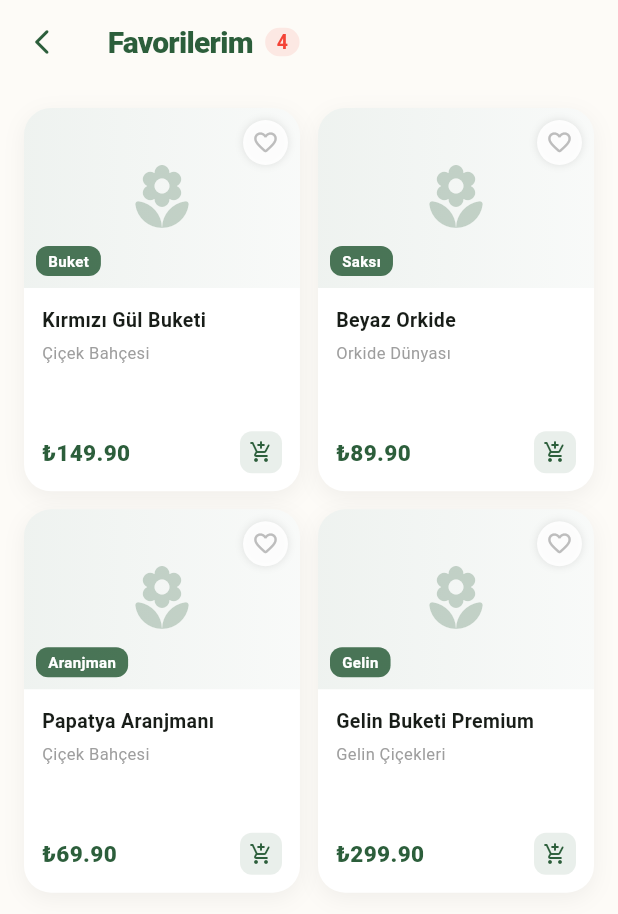
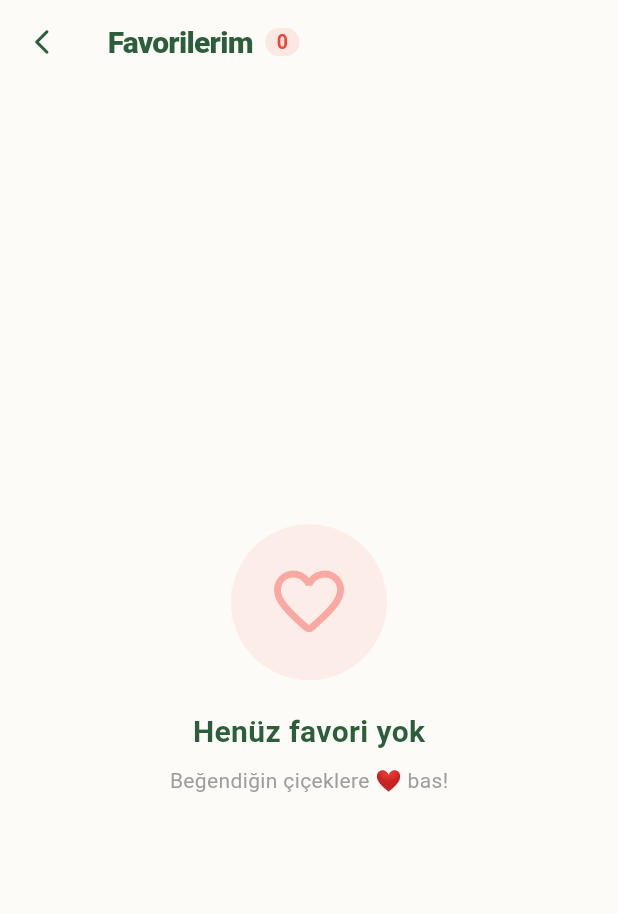
Before and after one commit to htarikcakmak/Florist, a Flutter app: the FavoritesScreen screen opened by its route, on a phone screen of 412 x 824 dp. Shown: the top 914 px of the screen. Run offline on Flutter 3.47's test engine with Material 3 defaults, Android fonts, the phone set to English and light mode, and no system bars; our stand-ins replace fl_chart, flutter_riverpod, flutter_secure_storage, go_router, shared_preferences; accounts and stored records are empty; network calls fail.

Commit message:
refactor: remove all demo/fallback data - use real API only

```diff
--- a/lib/features/favorite/presentation/favorites_screen.dart
+++ b/lib/features/favorite/presentation/favorites_screen.dart
@@ -1,27 +1,60 @@
+import 'dart:convert';
 import 'package:flutter/material.dart';
 import 'package:flutter_riverpod/flutter_riverpod.dart';
 import 'package:go_router/go_router.dart';
+import 'package:http/http.dart' as http;
 import '../presentation/favorite_provider.dart';
 
-class FavoritesScreen extends ConsumerWidget {
+class FavoritesScreen extends ConsumerStatefulWidget {
   const FavoritesScreen({super.key});
 
   @override
-  Widget build(BuildContext context, WidgetRef ref) {
+  ConsumerState<FavoritesScreen> createState() => _FavoritesScreenState();
+}
+
+class _FavoritesScreenState extends ConsumerState<FavoritesScreen> {
+  List<Map<String, dynamic>> _flowers = [];
+  bool _loading = true;
+
+  @override
+  void initState() {
+    super.initState();
+    _loadFavoriteFlowers();
+  }
+
+  Future<void> _loadFavoriteFlowers() async {
+    setState(() => _loading = true);
+    // Önce favori ID'lerini yükle
+    await ref.read(favoriteProvider.notifier).loadFavorites(1);
+    final favIds = ref.read(favoriteProvider).favoriteFlowerIds;
+
+    if (favIds.isEmpty) {
+      setState(() { _flowers = []; _loading = false; });
+      return;
+    }
+
+    // Her favori çiçeği API'den çek
+    final List<Map<String, dynamic>> loaded = [];
+    for (final id in favIds) {
+      try {
+        final resp = await http.get(
+          Uri.parse('https://flowerist-api.onrender.com/api/flowers/$id'),
+        ).timeout(const Duration(seconds: 8));
+        if (resp.statusCode == 200) {
+          loaded.add(jsonDecode(resp.body));
+        }
+      } catch (_) {}
+    }
+    setState(() { _flowers = loaded; _loading = false; });
+  }
+
+  @override
+  Widget build(BuildContext context) {
     final primary = Theme.of(context).colorScheme.primary;
     final isDark = Theme.of(context).brightness == Brightness.dark;
     final cardColor = isDark ? const Color(0xFF2A2A2A) : Colors.white;
     final bgColor = isDark ? const Color(0xFF121212) : const Color(0xFFFDFBF7);
     final favState = ref.watch(favoriteProvider);
-    final favIds = favState.favoriteFlowerIds.toList();
-
-    // Demo favori çiçekler
-    final demoFavorites = [
-      _FavFlower(id: '1', name: 'Kırmızı Gül Buketi', price: 149.90, category: 'Buket', store: 'Çiçek Bahçesi'),
-      _FavFlower(id: '2', name: 'Beyaz Orkide', price: 89.90, category: 'Saksı', store: 'Orkide Dünyası'),
-      _FavFlower(id: '3', name: 'Papatya Aranjmanı', price: 69.90, category: 'Aranjman', store: 'Çiçek Bahçesi'),
-      _FavFlower(id: '4', name: 'Gelin Buketi Premium', price: 299.90, category: 'Gelin', store: 'Gelin Çiçekleri'),
-    ];
 
     return Scaffold(
       backgroundColor: bgColor,
@@ -34,12 +67,14 @@ class FavoritesScreen extends ConsumerWidget {
           Container(
             padding: const EdgeInsets.symmetric(horizontal: 8, vertical: 2),
             decoration: BoxDecoration(color: Colors.red.withOpacity(0.1), borderRadius: BorderRadius.circular(10)),
-            child: Text('${demoFavorites.length}', style: const TextStyle(fontSize: 13, color: Colors.red, fontWeight: FontWeight.bold)),
+            child: Text('${_flowers.length}', style: const TextStyle(fontSize: 13, color: Colors.red, fontWeight: FontWeight.bold)),
           ),
         ]),
         centerTitle: true,
       ),
-      body: demoFavorites.isEmpty
+      body: _loading
+          ? const Center(child: CircularProgressIndicator())
+          : _flowers.isEmpty
               ? Center(child: Column(mainAxisAlignment: MainAxisAlignment.center, children: [
                   Container(
                     padding: const EdgeInsets.all(24),
@@ -51,54 +86,57 @@ class FavoritesScreen extends ConsumerWidget {
                   const SizedBox(height: 8),
                   Text('Beğendiğin çiçeklere ❤️ bas!', style: TextStyle(fontSize: 14, color: Colors.grey.shade500)),
                 ]))
-          : GridView.builder(
+              : RefreshIndicator(
+                  onRefresh: _loadFavoriteFlowers,
+                  child: GridView.builder(
                     padding: const EdgeInsets.all(16),
                     gridDelegate: const SliverGridDelegateWithFixedCrossAxisCount(
-                crossAxisCount: 2,
-                crossAxisSpacing: 12,
-                mainAxisSpacing: 12,
-                childAspectRatio: 0.72,
+                      crossAxisCount: 2, crossAxisSpacing: 12, mainAxisSpacing: 12, childAspectRatio: 0.72,
                     ),
-              itemCount: demoFavorites.length,
+                    itemCount: _flowers.length,
                     itemBuilder: (context, index) {
-                final flower = demoFavorites[index];
-                final flowerId = int.tryParse(flower.id) ?? -1;
-                final isFavorite = favIds.contains(flowerId);
+                      final flower = _flowers[index];
+                      final flowerId = flower['id']?.toString() ?? '';
+                      final isFav = favState.favoriteFlowerIds.contains(flowerId);
                       return _FavoriteCard(
-                  flower: flower,
-                  cardColor: cardColor,
-                  primary: primary,
-                  ref: ref,
-                  isFavorite: isFavorite,
+                        flower: flower, cardColor: cardColor, primary: primary,
+                        isFavorite: isFav,
+                        onToggle: () async {
+                          await ref.read(favoriteProvider.notifier).toggleFavorite(flowerId, 1);
+                          if (!isFav) return;
+                          setState(() => _flowers.removeAt(index));
+                          if (mounted) {
+                            ScaffoldMessenger.of(context).showSnackBar(SnackBar(
+                              content: Text('${flower['name'] ?? 'Çiçek'} favorilerden çıkarıldı'),
+                              behavior: SnackBarBehavior.floating,
+                              shape: RoundedRectangleBorder(borderRadius: BorderRadius.circular(12)),
+                            ));
+                          }
+                        },
                       );
                     },
+                  ),
                 ),
     );
   }
 }
 
-class _FavFlower {
-  final String id, name, category, store;
-  final double price;
-  _FavFlower({required this.id, required this.name, required this.price, required this.category, required this.store});
-}
+class _FavoriteCard extends StatelessWidget {
+  final Map<String, dynamic> flower;
+  final Color cardColor, primary;
+  final bool isFavorite;
+  final VoidCallback onToggle;
 
-class _FavoriteCard extends StatelessWidget {
-  final _FavFlower flower;
-  final Color cardColor, primary;
-  final WidgetRef ref;
-  final bool isFavorite;
-
-  const _FavoriteCard({
-    required this.flower,
-    required this.cardColor,
-    required this.primary,
-    required this.ref,
-    required this.isFavorite,
-  });
+  const _FavoriteCard({required this.flower, required this.cardColor, required this.primary, required this.isFavorite, required this.onToggle});
 
   @override
   Widget build(BuildContext context) {
+    final name = flower['name'] ?? 'Çiçek';
+    final price = (flower['price'] ?? 0).toDouble();
+    final storeName = flower['storeName'] ?? flower['store'] ?? '';
+    final category = flower['category'] ?? '';
+    final imageUrl = flower['imageUrl'] as String?;
+
     return Container(
       decoration: BoxDecoration(
         color: cardColor,
@@ -108,64 +146,55 @@ class _FavoriteCard extends StatelessWidget {
       child: Column(
         crossAxisAlignment: CrossAxisAlignment.start,
         children: [
-          // Görsel + kalp
           Stack(
             children: [
               Container(
-                height: 120,
-                width: double.infinity,
+                height: 120, width: double.infinity,
                 decoration: BoxDecoration(
                   gradient: LinearGradient(colors: [primary.withOpacity(0.08), primary.withOpacity(0.03)]),
                   borderRadius: const BorderRadius.vertical(top: Radius.circular(18)),
                 ),
-                child: Icon(Icons.local_florist_rounded, size: 48, color: primary.withOpacity(0.25)),
+                child: imageUrl != null && imageUrl.isNotEmpty
+                    ? ClipRRect(
+                        borderRadius: const BorderRadius.vertical(top: Radius.circular(18)),
+                        child: Image.network(imageUrl, fit: BoxFit.cover, errorBuilder: (_, __, ___) => Icon(Icons.local_florist_rounded, size: 48, color: primary.withOpacity(0.25))),
+                      )
+                    : Icon(Icons.local_florist_rounded, size: 48, color: primary.withOpacity(0.25)),
               ),
               Positioned(
                 top: 8, right: 8,
                 child: GestureDetector(
-                  onTap: () {
-                    ref.read(favoriteProvider.notifier).toggleFavorite(flower.id, 1);
-                    ScaffoldMessenger.of(context).showSnackBar(SnackBar(
-                      content: Text('${flower.name} favorilerden çıkarıldı'),
-                      behavior: SnackBarBehavior.floating,
-                      shape: RoundedRectangleBorder(borderRadius: BorderRadius.circular(12)),
-                    ));
-                  },
+                  onTap: onToggle,
                   child: Container(
                     padding: const EdgeInsets.all(6),
                     decoration: BoxDecoration(color: Colors.white.withOpacity(0.9), shape: BoxShape.circle, boxShadow: [BoxShadow(color: Colors.black.withOpacity(0.1), blurRadius: 4)]),
-                    child: Icon(
-                      isFavorite ? Icons.favorite_rounded : Icons.favorite_border_rounded,
-                      color: isFavorite ? Colors.red : Colors.grey.shade400,
-                      size: 18,
+                    child: Icon(isFavorite ? Icons.favorite_rounded : Icons.favorite_border_rounded, color: isFavorite ? Colors.red : Colors.grey.shade400, size: 18),
                   ),
                 ),
               ),
-              ),
-              // Kategori badge
+              if (category.isNotEmpty)
                 Positioned(
                   bottom: 8, left: 8,
                   child: Container(
                     padding: const EdgeInsets.symmetric(horizontal: 8, vertical: 3),
                     decoration: BoxDecoration(color: primary.withOpacity(0.85), borderRadius: BorderRadius.circular(8)),
-                  child: Text(flower.category, style: const TextStyle(color: Colors.white, fontSize: 10, fontWeight: FontWeight.bold)),
+                    child: Text(category, style: const TextStyle(color: Colors.white, fontSize: 10, fontWeight: FontWeight.bold)),
                   ),
                 ),
             ],
           ),
-          // Bilgiler
           Expanded(
             child: Padding(
               padding: const EdgeInsets.all(12),
               child: Column(
                 crossAxisAlignment: CrossAxisAlignment.start,
                 children: [
-                  Text(flower.name, style: const TextStyle(fontWeight: FontWeight.bold, fontSize: 13), maxLines: 2, overflow: TextOverflow.ellipsis),
+                  Text(name, style: const TextStyle(fontWeight: FontWeight.bold, fontSize: 13), maxLines: 2, overflow: TextOverflow.ellipsis),
                   const SizedBox(height: 4),
-                  Text(flower.store, style: TextStyle(fontSize: 11, color: Colors.grey.shade500)),
+                  if (storeName.isNotEmpty) Text(storeName, style: TextStyle(fontSize: 11, color: Colors.grey.shade500)),
                   const Spacer(),
                   Row(children: [
-                    Text('₺${flower.price.toStringAsFixed(2)}', style: TextStyle(fontWeight: FontWeight.w900, fontSize: 15, color: primary)),
+                    Text('₺${price.toStringAsFixed(2)}', style: TextStyle(fontWeight: FontWeight.w900, fontSize: 15, color: primary)),
                     const Spacer(),
                     Container(
                       padding: const EdgeInsets.all(6),
--- a/lib/features/order/presentation/order_provider.dart
+++ b/lib/features/order/presentation/order_provider.dart
@@ -87,21 +87,20 @@ class OrderNotifier extends Notifier<OrderState> {
         return;
       }
     } catch (_) {}
-    // Fallback demo siparişler
-    state = OrderState(orders: _demoOrders());
+    state = OrderState(orders: []);
   }
 
   Future<void> loadStoreOrders(int storeId) async {
     state = OrderState(orders: state.orders, isLoading: true);
     try {
-      final response = await http.get(Uri.parse('$baseUrl/store/$storeId')).timeout(const Duration(seconds: 5));
+      final response = await http.get(Uri.parse('$baseUrl/store/$storeId')).timeout(const Duration(seconds: 8));
       if (response.statusCode == 200) {
         final List data = jsonDecode(response.body);
         state = OrderState(orders: data.map((o) => Order.fromJson(o)).toList());
         return;
       }
     } catch (_) {}
-    state = OrderState(orders: _demoOrders());
+    state = OrderState(orders: []);
   }
 
   Future<void> updateOrderStatus(int orderId, String newStatus) async {
@@ -121,21 +120,6 @@ class OrderNotifier extends Notifier<OrderState> {
       return o;
     }).toList());
   }
-
-  List<Order> _demoOrders() {
-    return [
-      Order(id: 1, userId: 1, storeId: 1, totalPrice: 249.90, status: 'PREPARING', createdAt: DateTime.now().subtract(const Duration(hours: 3)), items: [
-        OrderItem(id: 1, flowerName: 'Kırmızı Gül Buketi', quantity: 1, price: 149.90),
-        OrderItem(id: 2, flowerName: 'Papatya Aranjman', quantity: 1, price: 100.00),
-      ]),
-      Order(id: 2, userId: 1, storeId: 1, totalPrice: 89.90, status: 'DELIVERED', createdAt: DateTime.now().subtract(const Duration(days: 3)), items: [
-        OrderItem(id: 3, flowerName: 'Orkide Saksı', quantity: 1, price: 89.90),
-      ]),
-      Order(id: 3, userId: 1, storeId: 2, totalPrice: 199.90, status: 'PENDING', createdAt: DateTime.now().subtract(const Duration(minutes: 30)), items: [
-        OrderItem(id: 4, flowerName: 'Gelin Çiçeği', quantity: 1, price: 199.90),
-      ]),
-    ];
-  }
 }
 
 final orderProvider = NotifierProvider<OrderNotifier, OrderState>(() => OrderNotifier());
```
Also changed, not shown: lib/features/review/presentation/review_provider.dart (+1 -10 lines). Lines whose indentation alone changed are shown as unchanged.
